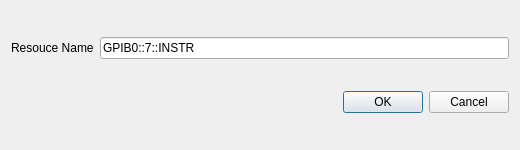
Before: the Qt Designer form instrument_IO/ui/connect_dialog.ui in madmadcat/QtCookBook_Demo, drawn with Qt 5.
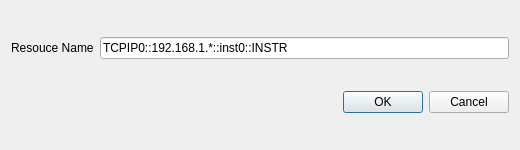
After: the same form once the commit is applied.

```diff
--- a/instrument_IO/ui/connect_dialog.ui
+++ b/instrument_IO/ui/connect_dialog.ui
@@ -47,7 +47,7 @@
      <item>
       <widget class="QLineEdit" name="lineEdit_VIAS_addr">
        <property name="text">
-        <string>GPIB0::7::INSTR</string>
+        <string>TCPIP0::192.168.1.*::inst0::INSTR</string>
        </property>
        <property name="placeholderText">
         <string>GPIB0::7::INSTR</string>
```
